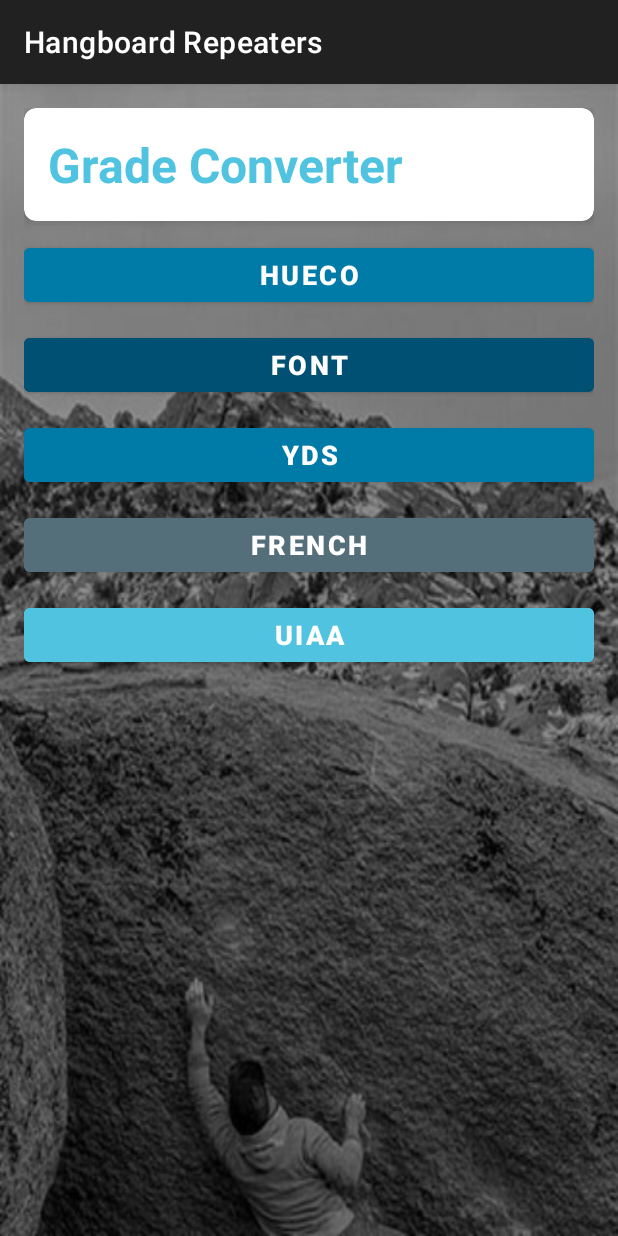
After one commit to mikeschen/HangboardRepeatersAndroidV2, an Android app built with Jetpack Compose: the ConverterActivity screen opened directly, with no data from a screen before it, on a phone screen of 412 x 824 dp. The commit adds this screen. Run offline under Robolectric (Android 15) with nearby library versions, the phone set to English and light mode, and no system bars.

Commit message:
add in climbing grade converter

```diff
--- a/app/src/main/java/com/mikeschen/hangboard_repeaters/SoundManager.kt
+++ b/app/src/main/java/com/mikeschen/hangboard_repeaters/helpers/SoundManager.kt
@@ -1,8 +1,9 @@
-package com.mikeschen.hangboard_repeaters
+package com.mikeschen.hangboard_repeaters.helpers
 
 import android.content.Context
 import android.media.AudioAttributes
 import android.media.SoundPool
+import com.mikeschen.hangboard_repeaters.R
 
 class SoundManager(context: Context) {
     private val ourSounds: SoundPool
--- a/app/src/main/java/com/mikeschen/hangboard_repeaters/logging/LogActivity.kt
+++ b/app/src/main/java/com/mikeschen/hangboard_repeaters/logging/LogActivity.kt
@@ -16,7 +16,7 @@ import com.mikeschen.hangboard_repeaters.main.MainActivity
 class LogActivity : AppCompatActivity() {
     private var datasource: DaysDataSource? = null
     private lateinit var mCompletedTextView: TextView
-    var mContext: Context? = null
+    private var mContext: Context? = null
     private lateinit var recyclerView: RecyclerView
     private lateinit var adapter: DaysAdapter
     private var recordCount: Int = 0
@@ -70,7 +70,7 @@ class LogActivity : AppCompatActivity() {
         builder.show()
     }
 
-    fun deleteButton(target: View?) {
+    private fun deleteButton(target: View?) {
         val builder = AlertDialog.Builder(this)
             .setTitle(getString(R.string.deleteworkouts))
             .setMessage(getString(R.string.workoutspopup))
@@ -84,7 +84,7 @@ class LogActivity : AppCompatActivity() {
         builder.show()
     }
 
-    fun homeButton(target: View?) {
+    private fun homeButton(target: View?) {
         startActivity(Intent(this, MainActivity::class.java))
     }
 
--- /dev/null
+++ b/app/src/main/res/layout/activity_converter.xml
@@ -0,0 +1,102 @@
+<?xml version="1.0" encoding="utf-8"?>
+<androidx.core.widget.NestedScrollView xmlns:android="http://schemas.android.com/apk/res/android"
+    xmlns:tools="http://schemas.android.com/tools"
+    xmlns:app="http://schemas.android.com/apk/res-auto"
+    android:id="@+id/activity_converter"
+    android:layout_width="match_parent"
+    android:layout_height="match_parent"
+    android:background="@drawable/stained"
+    android:padding="@dimen/activity_horizontal_margin"
+    tools:context=".ConverterActivity">
+
+    <LinearLayout
+        android:layout_width="match_parent"
+        android:layout_height="wrap_content"
+        android:orientation="vertical"
+        android:gravity="center_horizontal">
+
+        <!-- Header Text -->
+        <com.google.android.material.card.MaterialCardView
+            android:id="@+id/completedCard"
+            android:layout_width="match_parent"
+            android:layout_height="wrap_content"
+            android:layout_marginBottom="12dp"
+            app:cardCornerRadius="8dp"
+            app:cardElevation="4dp"
+            app:layout_constraintTop_toTopOf="parent">
+
+            <TextView
+                android:id="@+id/gradeConverterTextView"
+                android:layout_width="match_parent"
+                android:layout_height="wrap_content"
+                android:padding="16dp"
+                android:textColor="@color/colorPrimaryLight"
+                android:textSize="@dimen/timer_textview"
+                android:textStyle="bold"
+                android:text="@string/gradeconverter"
+                tools:text="Sample completed text" />
+
+        </com.google.android.material.card.MaterialCardView>
+
+        <!-- Buttons Section -->
+        <com.google.android.material.button.MaterialButton
+            android:id="@+id/huecoButton"
+            android:layout_width="match_parent"
+            android:layout_height="wrap_content"
+            android:layout_marginBottom="12dp"
+            android:text="Hueco"
+            android:textColor="@color/colorSecondaryText"
+            android:backgroundTint="@color/colorAccent"
+            android:textStyle="bold"
+            android:textSize="18sp"
+            android:elevation="2dp" />
+
+        <com.google.android.material.button.MaterialButton
+            android:id="@+id/fontButton"
+            android:layout_width="match_parent"
+            android:layout_height="wrap_content"
+            android:layout_marginBottom="12dp"
+            android:text="Font"
+            android:textColor="@color/colorSecondaryText"
+            android:backgroundTint="@color/colorPrimaryDark"
+            android:textStyle="bold"
+            android:textSize="18sp"
+            android:elevation="2dp" />
+
+        <com.google.android.material.button.MaterialButton
+            android:id="@+id/ydsButton"
+            android:layout_width="match_parent"
+            android:layout_height="wrap_content"
+            android:layout_marginBottom="12dp"
+            android:text="YDS"
+            android:textColor="@color/colorSecondaryText"
+            android:backgroundTint="@color/colorPrimary"
+            android:textStyle="bold"
+            android:textSize="18sp"
+            android:elevation="2dp" />
+
+        <com.google.android.material.button.MaterialButton
+            android:id="@+id/frenchButton"
+            android:layout_width="match_parent"
+            android:layout_height="wrap_content"
+            android:layout_marginBottom="12dp"
+            android:text="French"
+            android:textColor="@color/colorSecondaryText"
+            android:backgroundTint="@color/colorPrimaryVariant"
+            android:textStyle="bold"
+            android:textSize="18sp"
+            android:elevation="2dp" />
+
+        <com.google.android.material.button.MaterialButton
+            android:id="@+id/uiaaButton"
+            android:layout_width="match_parent"
+            android:layout_height="wrap_content"
+            android:text="UIAA"
+            android:textColor="@color/colorSecondaryText"
+            android:backgroundTint="@color/colorPrimaryLight"
+            android:textStyle="bold"
+            android:textSize="18sp"
+            android:elevation="2dp" />
+
+    </LinearLayout>
+</androidx.core.widget.NestedScrollView>
```
Also changed, not shown: app/src/main/AndroidManifest.xml (+6 -2 lines), app/src/main/java/com/mikeschen/hangboard_repeaters/ConverterActivity.kt (added, +215 -0 lines), app/src/main/java/com/mikeschen/hangboard_repeaters/TimerActivity.kt (+7 -4 lines), app/src/main/java/com/mikeschen/hangboard_repeaters/helpers/Constants.kt (+40 -0 lines), app/src/main/java/com/mikeschen/hangboard_repeaters/helpers/MenuHelper.kt (+3 -4 lines), app/src/main/java/com/mikeschen/hangboard_repeaters/logging/CreateLogActivity.kt (+18 -20 lines).
